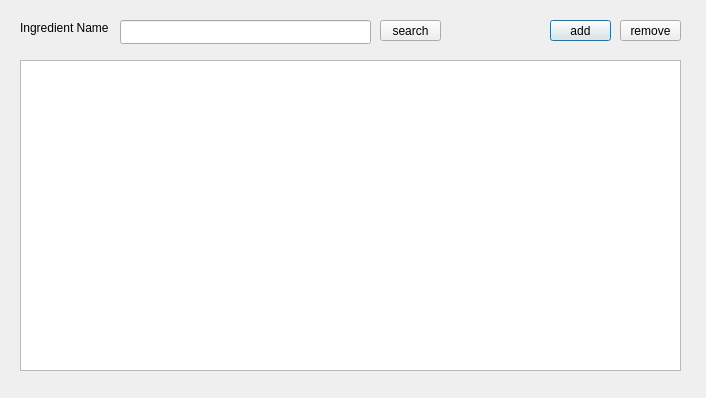
Qt form storage.ui (khooinguyeen/FoodManagementSystem) before a commit.
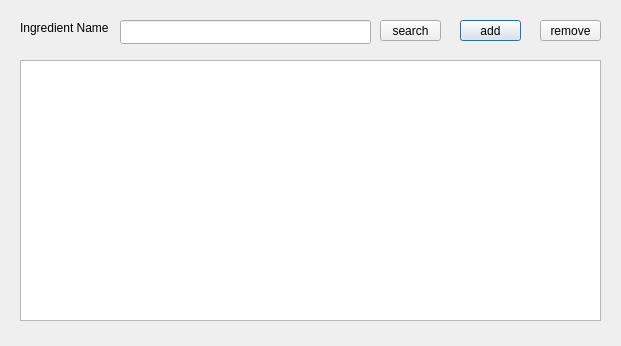
The same form after that commit.

```diff
--- a/storage.ui
+++ b/storage.ui
@@ -6,8 +6,8 @@
    <rect>
     <x>0</x>
     <y>0</y>
-    <width>706</width>
-    <height>398</height>
+    <width>621</width>
+    <height>346</height>
    </rect>
   </property>
   <property name="windowTitle">
@@ -39,7 +39,7 @@
   <widget class="QPushButton" name="addButton">
    <property name="geometry">
     <rect>
-     <x>550</x>
+     <x>460</x>
      <y>20</y>
      <width>61</width>
      <height>21</height>
@@ -52,7 +52,7 @@
   <widget class="QPushButton" name="removeButton">
    <property name="geometry">
     <rect>
-     <x>620</x>
+     <x>540</x>
      <y>20</y>
      <width>61</width>
      <height>21</height>
@@ -67,10 +67,31 @@
     <rect>
      <x>20</x>
      <y>60</y>
-     <width>661</width>
-     <height>311</height>
+     <width>581</width>
+     <height>261</height>
     </rect>
    </property>
+   <property name="sortingEnabled">
+    <bool>false</bool>
+   </property>
+   <attribute name="horizontalHeaderCascadingSectionResizes">
+    <bool>true</bool>
+   </attribute>
+   <attribute name="horizontalHeaderShowSortIndicator" stdset="0">
+    <bool>true</bool>
+   </attribute>
+   <attribute name="horizontalHeaderStretchLastSection">
+    <bool>true</bool>
+   </attribute>
+   <attribute name="verticalHeaderCascadingSectionResizes">
+    <bool>true</bool>
+   </attribute>
+   <attribute name="verticalHeaderShowSortIndicator" stdset="0">
+    <bool>true</bool>
+   </attribute>
+   <attribute name="verticalHeaderStretchLastSection">
+    <bool>false</bool>
+   </attribute>
   </widget>
   <widget class="QPushButton" name="listItemButton">
    <property name="geometry">
```
